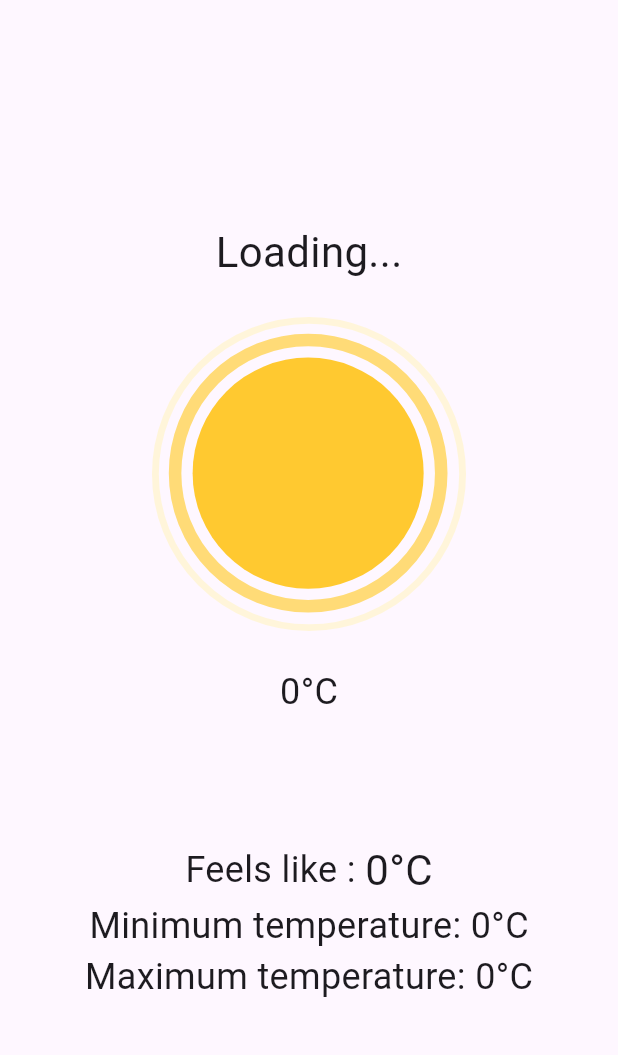
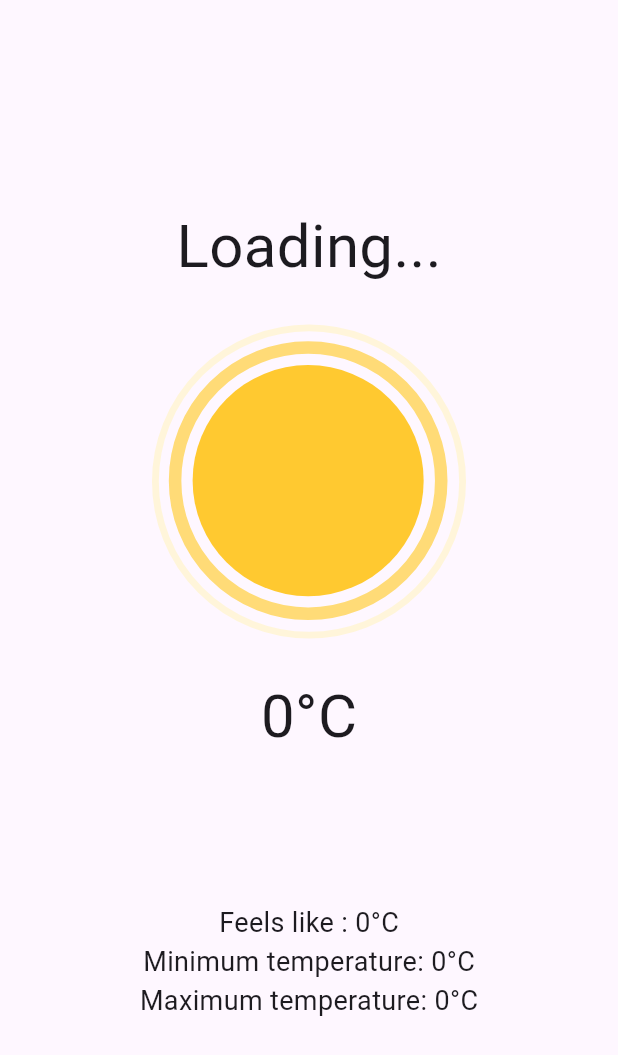
Before and after one commit to christopherjneelankavil/weather_app, a Flutter app: the screen it shows after launch, on a phone screen of 412 x 824 dp. Shown: the top 1055 px of the screen. Run offline on Flutter 3.47's test engine with Material 3 defaults, Android fonts, the phone set to English and light mode, and no system bars; our stand-ins replace geocoding, geolocator, lottie.

Commit message:
changed font size

```diff
--- a/lib/pages/weather_page.dart
+++ b/lib/pages/weather_page.dart
@@ -80,7 +80,7 @@ class _WeatherScreenState extends State<WeatherScreen> {
             Text(
               _weatherModel?.cityName ?? "Loading...",
               style: const TextStyle(
-                fontSize: 28,
+                fontSize: 40,
               ),
             ),
             Lottie.asset(
@@ -89,9 +89,10 @@ class _WeatherScreenState extends State<WeatherScreen> {
             Text(
               '$displayTemperature°C',
               style: const TextStyle(
-                fontSize: 24,
+                fontSize: 40,
               ),
             ),
+            const SizedBox(height: 20,),
             Text(
               _weatherModel?.mainCondition ?? "",
               style: const TextStyle(
@@ -101,7 +102,7 @@ class _WeatherScreenState extends State<WeatherScreen> {
             Text(
               _weatherModel?.description ?? "",
               style: const TextStyle(
-                fontSize: 28,
+                fontSize: 24,
               ),
             ),
             Padding(
@@ -116,13 +117,13 @@ class _WeatherScreenState extends State<WeatherScreen> {
                         const Text(
                           'Feels like : ',
                           style: TextStyle(
-                            fontSize: 24,
+                            fontSize: 18,
                           ),
                         ),
                         Text(
                           findTemperatre(_weatherModel?.feelsLike),
                           style: const TextStyle(
-                            fontSize: 28,
+                            fontSize: 18,
                           ),
                         ),
                       ],
@@ -133,7 +134,7 @@ class _WeatherScreenState extends State<WeatherScreen> {
                         const Text(
                           'Minimum temperature: ',
                           style: TextStyle(
-                            fontSize: 24,
+                            fontSize: 18,
                           ),
                         ),
                         Text(
@@ -141,7 +142,7 @@ class _WeatherScreenState extends State<WeatherScreen> {
                             _weatherModel?.minTemperature,
                           ),
                           style: const TextStyle(
-                            fontSize: 24,
+                            fontSize: 18,
                           ),
                         ),
                       ],
@@ -152,7 +153,7 @@ class _WeatherScreenState extends State<WeatherScreen> {
                         const Text(
                           'Maximum temperature: ',
                           style: TextStyle(
-                            fontSize: 24,
+                            fontSize: 18,
                           ),
                         ),
                         Text(
@@ -160,7 +161,7 @@ class _WeatherScreenState extends State<WeatherScreen> {
                             _weatherModel?.maxTemperature,
                           ),
                           style: const TextStyle(
-                            fontSize: 24,
+                            fontSize: 18,
                           ),
                         ),
                       ],
```
